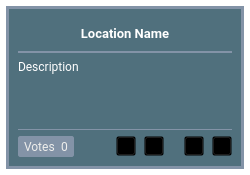
Above: src/app/gui/forms/widgetlocation.ui from botorabi/Meet4Eat-Desktop before the change. Below: the same form after it.
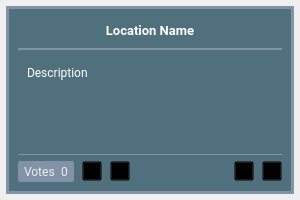
That is the form after the change. Icons and pictures are not drawn.

What changed in the file:
```diff
--- a/src/app/gui/forms/widgetlocation.ui
+++ b/src/app/gui/forms/widgetlocation.ui
@@ -6,19 +6,47 @@
    <rect>
     <x>0</x>
     <y>0</y>
-    <width>250</width>
-    <height>165</height>
+    <width>300</width>
+    <height>200</height>
    </rect>
   </property>
-  <property name="cursor">
-   <cursorShape>PointingHandCursor</cursorShape>
+  <property name="minimumSize">
+   <size>
+    <width>300</width>
+    <height>150</height>
+   </size>
+  </property>
+  <property name="maximumSize">
+   <size>
+    <width>300</width>
+    <height>200</height>
+   </size>
   </property>
   <property name="windowTitle">
    <string>Event</string>
   </property>
   <property name="styleSheet">
-   <string notr="true">#WidgetLocation {
+   <string notr="true">QWidget {
+  color: white;
+}
+QGroupBox {
+  border-radius: 0px;
+  border: 3px solid rgb(131, 147, 167);
+  background-color: rgb(80,112,125);
+}
+QLineEdit {
+  background-color: rgb(101,117, 137);  
+}
+QPushButton {
   background: transparent;
+}
+QPushButton:hover {
+  background-color: white;
+  border: 1px solid rgb(115, 210, 22);
+  border-radius:  4px;
+}
+QPushButton[enabled=&quot;false&quot;] {
+  background-color: rgb(31,47,67);
 }</string>
   </property>
   <layout class="QVBoxLayout" name="verticalLayout_2">
@@ -40,17 +68,13 @@
    <item>
     <widget class="QGroupBox" name="groupBoxMain">
      <property name="styleSheet">
-      <string notr="true">#groupBoxMain {
-  border-radius: 0px;
-  border: 3px solid rgb(131, 147, 167);
-  background-color: rgb(80,112,125);
-}</string>
+      <string notr="true"/>
      </property>
      <layout class="QVBoxLayout" name="verticalLayout_3">
       <item>
-       <layout class="QVBoxLayout" name="verticalLayout" stretch="0,0,1,0,0">
+       <layout class="QVBoxLayout" name="verticalLayout" stretch="0,0,0,0,0">
         <item>
-         <layout class="QHBoxLayout" name="horizontalLayout_2" stretch="1">
+         <layout class="QHBoxLayout" name="horizontalLayout_2" stretch="0">
           <item>
            <widget class="QLabel" name="labelHead">
             <property name="minimumSize">
@@ -73,8 +97,8 @@
               <bold>true</bold>
              </font>
             </property>
-            <property name="styleSheet">
-             <string notr="true">color: white;</string>
+            <property name="cursor">
+             <cursorShape>PointingHandCursor</cursorShape>
             </property>
             <property name="text">
              <string>Location Name</string>
@@ -108,49 +132,51 @@
          </widget>
         </item>
         <item>
-         <layout class="QHBoxLayout" name="horizontalLayout" stretch="1,0">
-          <item>
-           <widget class="QLabel" name="labelDescription">
-            <property name="font">
-             <font>
-              <family>Roboto</family>
-              <pointsize>9</pointsize>
-             </font>
-            </property>
-            <property name="styleSheet">
-             <string notr="true">color: white;</string>
-            </property>
-            <property name="text">
-             <string>Description</string>
-            </property>
-            <property name="alignment">
-             <set>Qt::AlignLeading|Qt::AlignLeft|Qt::AlignTop</set>
-            </property>
-            <property name="wordWrap">
-             <bool>true</bool>
-            </property>
-           </widget>
-          </item>
-          <item>
-           <widget class="QLabel" name="labelPhoto">
-            <property name="minimumSize">
-             <size>
-              <width>64</width>
-              <height>64</height>
-             </size>
-            </property>
-            <property name="maximumSize">
-             <size>
-              <width>64</width>
-              <height>64</height>
-             </size>
-            </property>
-            <property name="scaledContents">
-             <bool>true</bool>
-            </property>
-           </widget>
-          </item>
-         </layout>
+         <widget class="QWidget" name="widgetContent" native="true">
+          <property name="cursor">
+           <cursorShape>PointingHandCursor</cursorShape>
+          </property>
+          <layout class="QHBoxLayout" name="horizontalLayout" stretch="1,0">
+           <item>
+            <widget class="QLabel" name="labelDescription">
+             <property name="font">
+              <font>
+               <family>Roboto</family>
+               <pointsize>9</pointsize>
+              </font>
+             </property>
+             <property name="text">
+              <string>Description</string>
+             </property>
+             <property name="alignment">
+              <set>Qt::AlignLeading|Qt::AlignLeft|Qt::AlignTop</set>
+             </property>
+             <property name="wordWrap">
+              <bool>true</bool>
+             </property>
+            </widget>
+           </item>
+           <item>
+            <widget class="QLabel" name="labelPhoto">
+             <property name="minimumSize">
+              <size>
+               <width>64</width>
+               <height>64</height>
+              </size>
+             </property>
+             <property name="maximumSize">
+              <size>
+               <width>64</width>
+               <height>64</height>
+              </size>
+             </property>
+             <property name="scaledContents">
+              <bool>true</bool>
+             </property>
+            </widget>
+           </item>
+          </layout>
+         </widget>
         </item>
         <item>
          <widget class="QLabel" name="labelLineFooter">
@@ -238,19 +264,6 @@
             </layout>
            </widget>
           </item>
-          <item>
-           <spacer name="horizontalSpacer">
-            <property name="orientation">
-             <enum>Qt::Horizontal</enum>
-            </property>
-            <property name="sizeHint" stdset="0">
-             <size>
-              <width>40</width>
-              <height>20</height>
-             </size>
-            </property>
-           </spacer>
-          </item>
           <item>
            <widget class="QPushButton" name="pushButtonVoteDown">
             <property name="minimumSize">
@@ -273,13 +286,7 @@
             </property>
             <property name="styleSheet">
              <string notr="true">QPushButton {
-  background: transparent;
   border-image: url(:/icon-thumbdown.png);
-}
-QPushButton:hover {
-  background-color: white;
-  border: 1px solid rgb(115, 210, 22);
-  border-radius:  4px;
 }</string>
             </property>
            </widget>
@@ -306,28 +313,19 @@
             </property>
             <property name="styleSheet">
              <string notr="true">QPushButton {
-  background: transparent;
   border-image: url(:/icon-thumbup.png);
-}
-QPushButton:hover {
-  background-color: white;
-  border: 1px solid rgb(115, 210, 22);
-  border-radius:  4px;
 }</string>
             </property>
            </widget>
           </item>
           <item>
-           <spacer name="horizontalSpacer_2">
+           <spacer name="horizontalSpacer">
             <property name="orientation">
              <enum>Qt::Horizontal</enum>
             </property>
-            <property name="sizeType">
-             <enum>QSizePolicy::Fixed</enum>
-            </property>
             <property name="sizeHint" stdset="0">
              <size>
-              <width>12</width>
+              <width>40</width>
               <height>20</height>
              </size>
             </property>
@@ -355,14 +353,9 @@
             </property>
             <property name="styleSheet">
              <string notr="true">QPushButton {
-  background: transparent;
   border-image: url(:/icon-info.png);
 }
-QPushButton:hover {
-  background-color: white;
-  border: 1px solid rgb(115, 210, 22);
-  border-radius:  4px;
-}</string>
+</string>
             </property>
            </widget>
           </item>
@@ -388,14 +381,9 @@
             </property>
             <property name="styleSheet">
              <string notr="true">QPushButton {
-  background: transparent;
   border-image: url(:/icon-settings.png);
 }
-QPushButton:hover {
-  background-color: white;
-  border: 1px solid rgb(115, 210, 22);
-  border-radius:  4px;
-}</string>
+</string>
             </property>
            </widget>
           </item>
```
Left out of the diff: 44 changed lines with no effect on the pictures.
